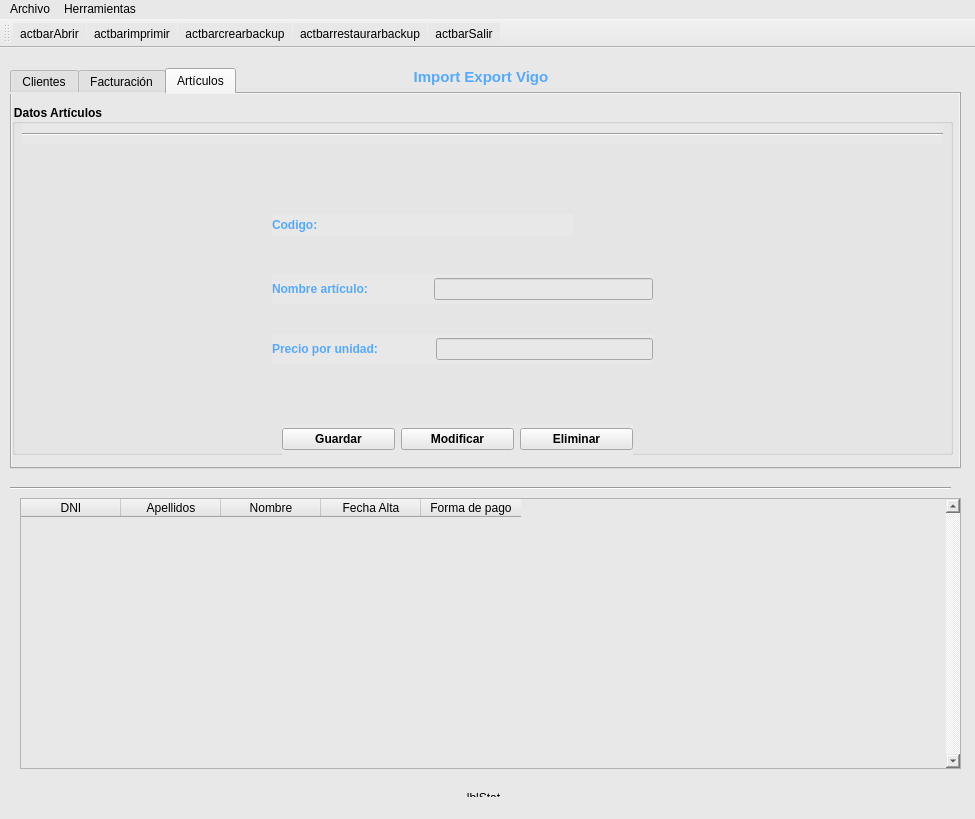
RadicalKill/fernandezserra, file window.ui: the form before one commit.
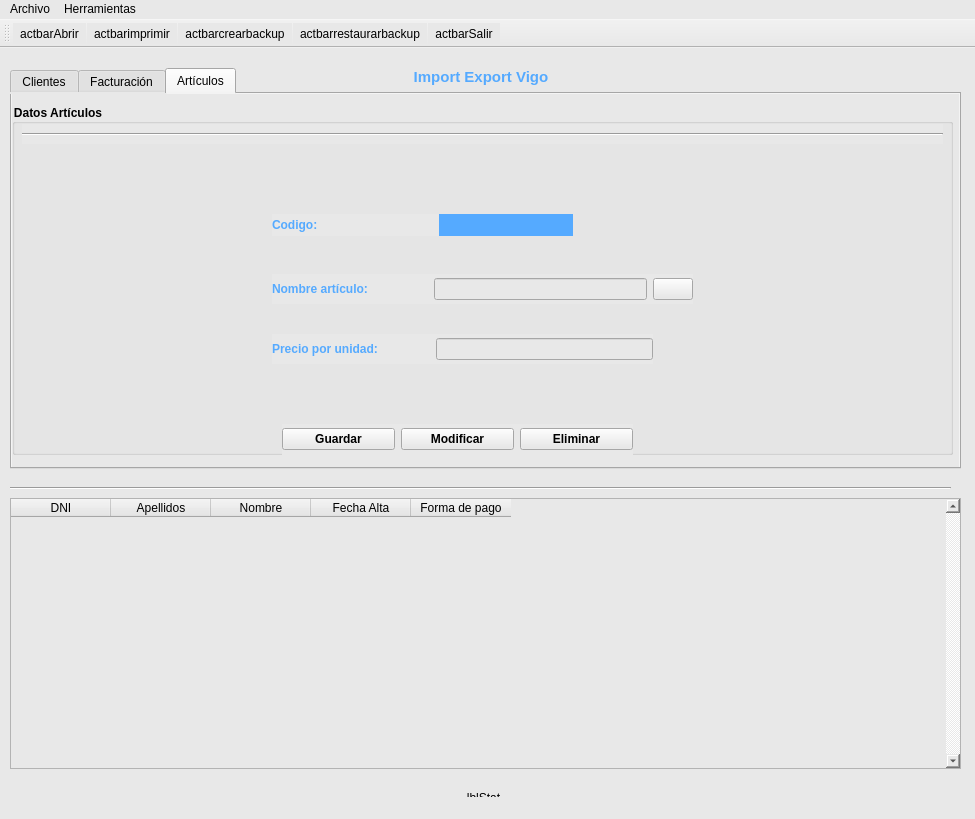
The form after the commit. The open tabs and pages were chosen to show the change. Icons and pictures are not drawn.

Commit message: dia21 metodos buscar en todos lados y tablas "cargadas"

```diff
--- a/window.ui
+++ b/window.ui
@@ -930,70 +930,6 @@
         <enum>Qt::Horizontal</enum>
        </property>
       </widget>
-      <widget class="QWidget" name="layoutWidget_2">
-       <property name="geometry">
-        <rect>
-         <x>260</x>
-         <y>170</y>
-         <width>381</width>
-         <height>30</height>
-        </rect>
-       </property>
-       <layout class="QHBoxLayout" name="horizontalLayout_9">
-        <item>
-         <widget class="QLabel" name="Nombre_Art">
-          <property name="enabled">
-           <bool>true</bool>
-          </property>
-          <property name="sizePolicy">
-           <sizepolicy hsizetype="Preferred" vsizetype="Preferred">
-            <horstretch>0</horstretch>
-            <verstretch>0</verstretch>
-           </sizepolicy>
-          </property>
-          <property name="autoFillBackground">
-           <bool>false</bool>
-          </property>
-          <property name="styleSheet">
-           <string notr="true">
-color: rgb(85, 170, 255);</string>
-          </property>
-          <property name="text">
-           <string>&lt;html&gt;&lt;head/&gt;&lt;body&gt;&lt;p&gt;&lt;span style=&quot; font-weight:600;&quot;&gt;Nombre artículo:&lt;/span&gt;&lt;/p&gt;&lt;/body&gt;&lt;/html&gt;</string>
-          </property>
-          <property name="alignment">
-           <set>Qt::AlignLeading|Qt::AlignLeft|Qt::AlignVCenter</set>
-          </property>
-         </widget>
-        </item>
-        <item>
-         <spacer name="horizontalSpacer_10">
-          <property name="orientation">
-           <enum>Qt::Horizontal</enum>
-          </property>
-          <property name="sizeType">
-           <enum>QSizePolicy::Fixed</enum>
-          </property>
-          <property name="sizeHint" stdset="0">
-           <size>
-            <width>60</width>
-            <height>20</height>
-           </size>
-          </property>
-         </spacer>
-        </item>
-        <item>
-         <widget class="QLineEdit" name="txtNomArt">
-          <property name="styleSheet">
-           <string notr="true"/>
-          </property>
-          <property name="text">
-           <string/>
-          </property>
-         </widget>
-        </item>
-       </layout>
-      </widget>
       <widget class="QWidget" name="layoutWidget_3">
        <property name="geometry">
         <rect>
@@ -1148,6 +1084,9 @@
         </item>
         <item>
          <widget class="QLabel" name="lblCod2">
+          <property name="styleSheet">
+           <string notr="true">background-color: rgb(85, 170, 255);</string>
+          </property>
           <property name="text">
            <string/>
           </property>
@@ -1155,6 +1094,97 @@
         </item>
        </layout>
       </widget>
+      <widget class="QWidget" name="">
+       <property name="geometry">
+        <rect>
+         <x>260</x>
+         <y>170</y>
+         <width>421</width>
+         <height>30</height>
+        </rect>
+       </property>
+       <layout class="QHBoxLayout" name="horizontalLayout_16">
+        <item>
+         <layout class="QHBoxLayout" name="horizontalLayout_9">
+          <item>
+           <widget class="QLabel" name="Nombre_Art">
+            <property name="enabled">
+             <bool>true</bool>
+            </property>
+            <property name="sizePolicy">
+             <sizepolicy hsizetype="Preferred" vsizetype="Preferred">
+              <horstretch>0</horstretch>
+              <verstretch>0</verstretch>
+             </sizepolicy>
+            </property>
+            <property name="autoFillBackground">
+             <bool>false</bool>
+            </property>
+            <property name="styleSheet">
+             <string notr="true">
+color: rgb(85, 170, 255);</string>
+            </property>
+            <property name="text">
+             <string>&lt;html&gt;&lt;head/&gt;&lt;body&gt;&lt;p&gt;&lt;span style=&quot; font-weight:600;&quot;&gt;Nombre artículo:&lt;/span&gt;&lt;/p&gt;&lt;/body&gt;&lt;/html&gt;</string>
+            </property>
+            <property name="alignment">
+             <set>Qt::AlignLeading|Qt::AlignLeft|Qt::AlignVCenter</set>
+            </property>
+           </widget>
+          </item>
+          <item>
+           <spacer name="horizontalSpacer_10">
+            <property name="orientation">
+             <enum>Qt::Horizontal</enum>
+            </property>
+            <property name="sizeType">
+             <enum>QSizePolicy::Fixed</enum>
+            </property>
+            <property name="sizeHint" stdset="0">
+             <size>
+              <width>60</width>
+              <height>20</height>
+             </size>
+            </property>
+           </spacer>
+          </item>
+          <item>
+           <widget class="QLineEdit" name="txtNomArt">
+            <property name="sizePolicy">
+             <sizepolicy hsizetype="Expanding" vsizetype="Fixed">
+              <horstretch>0</horstretch>
+              <verstretch>0</verstretch>
+             </sizepolicy>
+            </property>
+            <property name="styleSheet">
+             <string notr="true"/>
+            </property>
+            <property name="text">
+             <string/>
+            </property>
+           </widget>
+          </item>
+         </layout>
+        </item>
+        <item>
+         <widget class="QPushButton" name="btnBuscar_Art">
+          <property name="text">
+           <string/>
+          </property>
+          <property name="icon">
+           <iconset>
+            <normaloff>img/lupa.png</normaloff>img/lupa.png</iconset>
+          </property>
+          <property name="iconSize">
+           <size>
+            <width>20</width>
+            <height>20</height>
+           </size>
+          </property>
+         </widget>
+        </item>
+       </layout>
+      </widget>
      </widget>
     </widget>
    </widget>
@@ -1177,9 +1207,9 @@
    <widget class="QTableWidget" name="tabClientes">
     <property name="geometry">
      <rect>
-      <x>20</x>
+      <x>10</x>
       <y>450</y>
-      <width>941</width>
+      <width>951</width>
       <height>271</height>
      </rect>
     </property>
@@ -1228,6 +1258,32 @@
      </property>
     </column>
    </widget>
+   <widget class="QTableWidget" name="tabFact">
+    <property name="geometry">
+     <rect>
+      <x>10</x>
+      <y>450</y>
+      <width>256</width>
+      <height>271</height>
+     </rect>
+    </property>
+    <column>
+     <property name="text">
+      <string>Numero Factura</string>
+     </property>
+    </column>
+    <column>
+     <property name="text">
+      <string>Fecha Factura</string>
+     </property>
+    </column>
+   </widget>
+   <zorder>tabFact</zorder>
+   <zorder>lblClientes</zorder>
+   <zorder>tabPrograma</zorder>
+   <zorder>lblStat</zorder>
+   <zorder>tabClientes</zorder>
+   <zorder>line</zorder>
   </widget>
   <widget class="QMenuBar" name="menubar">
    <property name="geometry">
```
Left out of the diff: 40 changed lines with no effect on the pictures. The commit also changes 7 other files.
